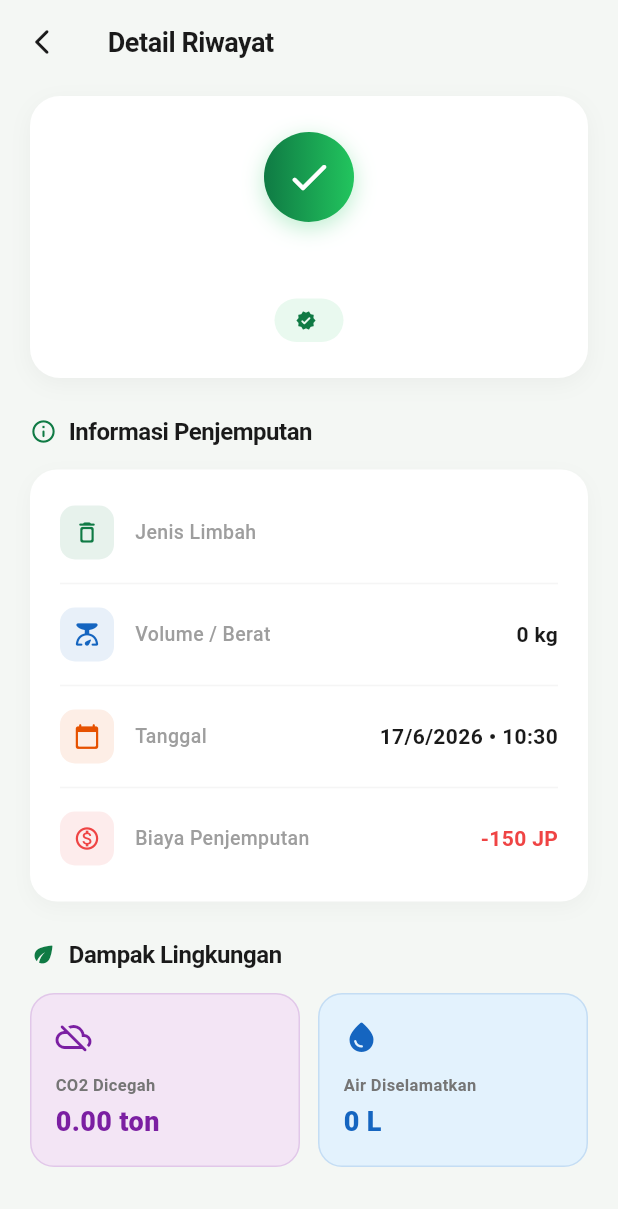
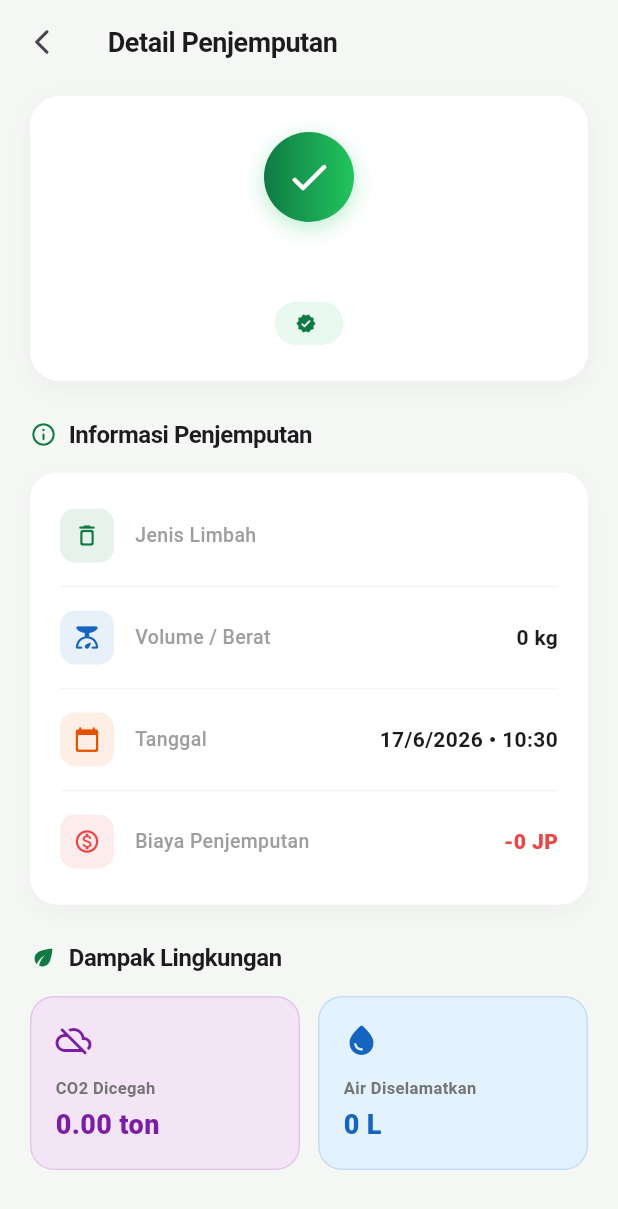
Before and after one commit to Yoganofan/junkslab-mobile, a Flutter app: the DetailRiwayatScreen screen opened directly with empty values, on a phone screen of 412 x 824 dp. Shown: the top 1209 px of the screen. Run offline on Flutter 3.47's test engine with Material 3 defaults, Android fonts, the phone set to English and light mode, and no system bars; our stand-ins replace go_router, shared_preferences, sqflite, sqflite_common_ffi, sqflite_common_ffi_web; missing offline and left inert: mobile_scanner; accounts and stored records are empty; network calls fail.

Commit message:
feat: complete portfolio pages (agoy semi 3)

```diff
--- a/lib/screens/auth/login_screen.dart
+++ b/lib/screens/auth/login_screen.dart
@@ -48,7 +48,7 @@ class _LoginScreenState extends State<LoginScreen> {
   @override
   Widget build(BuildContext context) {
     return Scaffold(
-      backgroundColor: const Color(0xFFF4F7F4),
+      backgroundColor: Theme.of(context).scaffoldBackgroundColor,
       body: SafeArea(
         child: SingleChildScrollView(
           padding: const EdgeInsets.all(24),
--- a/lib/screens/penyerap/detail_riwayat_screen.dart
+++ b/lib/screens/penyerap/detail_riwayat_screen.dart
@@ -21,21 +21,23 @@ class DetailRiwayatScreen extends StatelessWidget {
 
     // Simulate CO2 impact
     final co2Impact = (beratKg * 0.0044).toStringAsFixed(2);
+    final hargaJp = (beratKg as num).toInt() * 200;
 
     return Scaffold(
-      backgroundColor: const Color(0xFFF4F7F4),
+      backgroundColor: Theme.of(context).scaffoldBackgroundColor,
       appBar: AppBar(
-        backgroundColor: const Color(0xFFF4F7F4),
+        backgroundColor: Colors.transparent,
         elevation: 0,
         scrolledUnderElevation: 0,
+        iconTheme: Theme.of(context).iconTheme,
         leading: IconButton(
-          icon: const Icon(Icons.arrow_back_ios_new_rounded, color: Color(0xFF1A1A1A), size: 20),
+          icon: const Icon(Icons.arrow_back_ios_new_rounded, size: 20),
           onPressed: () => Navigator.pop(context),
         ),
-        title: const Text(
-          'Detail Riwayat',
+        title: Text(
+          'Detail Penjemputan',
           style: TextStyle(
-            color: Color(0xFF1A1A1A),
+            color: Theme.of(context).textTheme.titleLarge?.color ?? const Color(0xFF1A1A1A),
             fontWeight: FontWeight.w700,
             fontSize: 18,
             letterSpacing: -0.3,
@@ -52,7 +54,7 @@ class DetailRiwayatScreen extends StatelessWidget {
               width: double.infinity,
               padding: const EdgeInsets.all(24),
               decoration: BoxDecoration(
-                color: Colors.white,
+                color: Theme.of(context).cardColor,
                 borderRadius: BorderRadius.circular(20),
                 boxShadow: [
                   BoxShadow(
@@ -85,10 +87,10 @@ class DetailRiwayatScreen extends StatelessWidget {
                   const SizedBox(height: 14),
                   Text(
                     namaLimbah,
-                    style: const TextStyle(
-                      fontSize: 20,
+                    style: TextStyle(
+                      fontSize: 22,
                       fontWeight: FontWeight.w800,
-                      color: Color(0xFF1A1A1A),
+                      color: Theme.of(context).textTheme.bodyLarge?.color ?? const Color(0xFF1A1A1A),
                     ),
                     textAlign: TextAlign.center,
                   ),
@@ -121,13 +123,13 @@ class DetailRiwayatScreen extends StatelessWidget {
             const SizedBox(height: 24),
 
             // --- DETAIL INFO ---
-            _buildSectionLabel('Informasi Penjemputan', Icons.info_outline_rounded),
+            _buildSectionLabel(context, 'Informasi Penjemputan', Icons.info_outline_rounded),
             const SizedBox(height: 14),
             Container(
               width: double.infinity,
               padding: const EdgeInsets.all(20),
               decoration: BoxDecoration(
-                color: Colors.white,
+                color: Theme.of(context).cardColor,
                 borderRadius: BorderRadius.circular(18),
                 boxShadow: [
                   BoxShadow(
@@ -139,20 +141,20 @@ class DetailRiwayatScreen extends StatelessWidget {
               ),
               child: Column(
                 children: [
-                  _buildInfoRow(Icons.delete_outline_rounded, 'Jenis Limbah', namaLimbah, const Color(0xFF0F7A44)),
+                  _buildInfoRow(context, Icons.delete_outline_rounded, 'Jenis Limbah', namaLimbah, const Color(0xFF0F7A44)),
                   _buildDivider(),
-                  _buildInfoRow(Icons.scale_rounded, 'Volume / Berat', '$beratKg kg', const Color(0xFF1565C0)),
+                  _buildInfoRow(context, Icons.scale_rounded, 'Volume / Berat', '$beratKg kg', const Color(0xFF1565C0)),
                   _buildDivider(),
-                  _buildInfoRow(Icons.calendar_today_rounded, 'Tanggal', formattedDate, const Color(0xFFE65100)),
+                  _buildInfoRow(context, Icons.calendar_today_rounded, 'Tanggal', formattedDate, const Color(0xFFE65100)),
                   _buildDivider(),
-                  _buildInfoRow(Icons.monetization_on_outlined, 'Biaya Penjemputan', '-150 JP', const Color(0xFFEF4444)),
+                  _buildInfoRow(context, Icons.monetization_on_outlined, 'Biaya Penjemputan', '-$hargaJp JP', const Color(0xFFEF4444)),
                 ],
               ),
             ),
             const SizedBox(height: 24),
 
             // --- ENVIRONMENTAL IMPACT ---
-            _buildSectionLabel('Dampak Lingkungan', Icons.eco_rounded),
+            _buildSectionLabel(context, 'Dampak Lingkungan', Icons.eco_rounded),
             const SizedBox(height: 14),
             Row(
               children: [
@@ -183,17 +185,17 @@ class DetailRiwayatScreen extends StatelessWidget {
     );
   }
 
-  Widget _buildSectionLabel(String title, IconData icon) {
+  Widget _buildSectionLabel(BuildContext context, String title, IconData icon) {
     return Row(
       children: [
         Icon(icon, size: 18, color: const Color(0xFF0F7A44)),
         const SizedBox(width: 8),
         Text(
           title,
-          style: const TextStyle(
+          style: TextStyle(
             fontSize: 16,
             fontWeight: FontWeight.w700,
-            color: Color(0xFF1A1A1A),
+            color: Theme.of(context).textTheme.bodyLarge?.color ?? const Color(0xFF1A1A1A),
             letterSpacing: -0.3,
           ),
         ),
@@ -201,7 +203,7 @@ class DetailRiwayatScreen extends StatelessWidget {
     );
   }
 
-  Widget _buildInfoRow(IconData icon, String label, String value, Color color) {
+  Widget _buildInfoRow(BuildContext context, IconData icon, String label, String value, Color color) {
     return Padding(
       padding: const EdgeInsets.symmetric(vertical: 4),
       child: Row(
@@ -229,9 +231,9 @@ class DetailRiwayatScreen extends StatelessWidget {
           Text(
             value,
             style: TextStyle(
-              fontWeight: FontWeight.w700,
               fontSize: 14,
-              color: label.contains('Biaya') ? const Color(0xFFEF4444) : const Color(0xFF1A1A1A),
+              color: label.contains('Biaya') ? const Color(0xFFEF4444) : (Theme.of(context).textTheme.bodyLarge?.color ?? const Color(0xFF1A1A1A)),
+              fontWeight: label.contains('Biaya') ? FontWeight.w800 : FontWeight.w700,
             ),
           ),
         ],
--- a/lib/screens/penyerap/main_penyerap.dart
+++ b/lib/screens/penyerap/main_penyerap.dart
@@ -45,7 +45,7 @@ class _MainPenyerapState extends State<MainPenyerap> {
   Widget _buildBottomNav() {
     return Container(
       decoration: BoxDecoration(
-        color: Colors.white,
+        color: Theme.of(context).cardColor,
         boxShadow: [
           BoxShadow(
             color: Colors.black.withValues(alpha: 0.06),
@@ -64,7 +64,7 @@ class _MainPenyerapState extends State<MainPenyerap> {
           unselectedItemColor: const Color(0xFFAAAAAA),
           showUnselectedLabels: true,
           type: BottomNavigationBarType.fixed,
-          backgroundColor: Colors.white,
+          backgroundColor: Theme.of(context).cardColor,
           elevation: 0,
           selectedFontSize: 11,
           unselectedFontSize: 11,
--- a/lib/screens/penyerap/qr_scanner_screen.dart
+++ b/lib/screens/penyerap/qr_scanner_screen.dart
@@ -62,6 +62,11 @@ class _QrScannerScreenState extends State<QrScannerScreen>
       // --- TAMBAHAN UPDATE STATUS KE DASHBOARD ---
       final prefs = await SharedPreferences.getInstance();
       await prefs.setString('status_tugas', 'selesai');
+
+      // --- UPDATE JUNKSPOINT ---
+      int currentPoints = prefs.getInt('junks_point') ?? 12000;
+      int hargaJp = prefs.getInt('tugas_harga_jp') ?? 0;
+      await prefs.setInt('junks_point', currentPoints - hargaJp);
       // -------------------------------------------
     } catch (e) {
       // Kalau error atau beku, cuekin aja biar aplikasinya tetep jalan pas demo!
```
Also changed, not shown: lib/helpers/shared_pref_helper.dart (+13 -0 lines), lib/screens/admin/admin_provider.dart (+16 -0 lines), lib/screens/penyerap/dashboard_penyerap.dart (+52 -32 lines), lib/screens/penyerap/detail_penjemputan.dart (+19 -16 lines), lib/screens/penyerap/history_screen.dart (+10 -9 lines), lib/screens/penyerap/marketplace_screen.dart (+58 -12 lines), lib/screens/penyerap/notifikasi_screen.dart (+10 -9 lines), lib/screens/penyerap/profil_penyerap.dart (+13 -11 lines), lib/screens/penyerap/success_screen.dart (+24 -12 lines).
